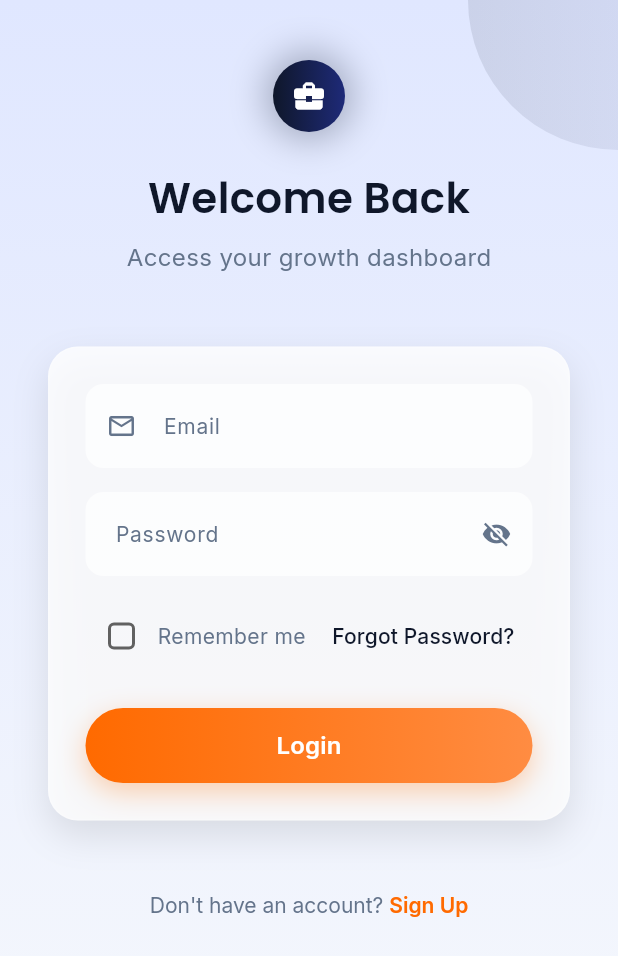
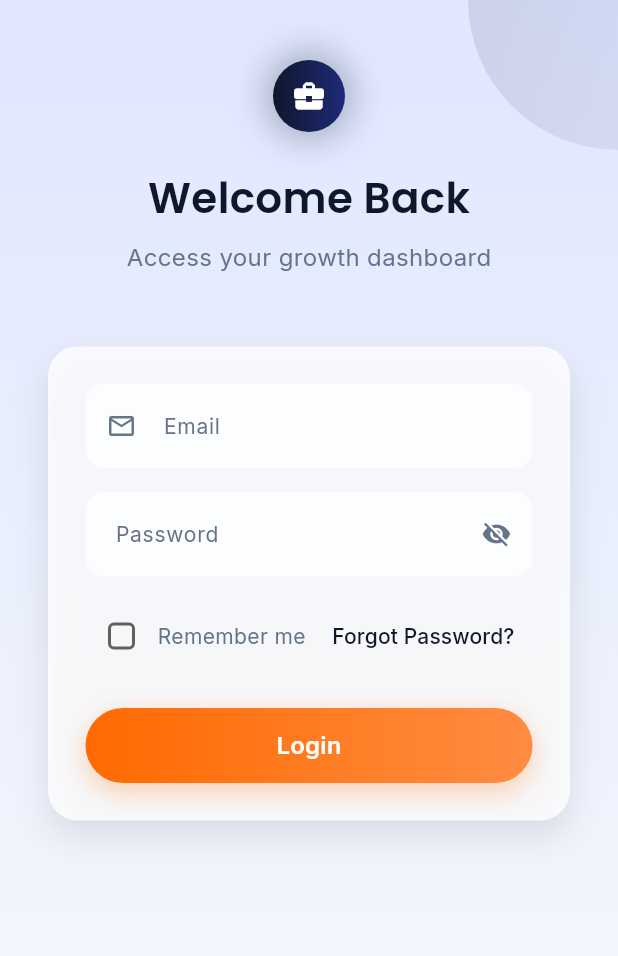
Before and after one commit to Scholar-Mobile-App/hp_mobile_new, a Flutter app: the screen it shows after launch, on a phone screen of 412 x 824 dp. Shown: the top 956 px of the screen. Run offline on Flutter 3.47's test engine with Material 3 defaults, Android fonts, the phone set to English and light mode, and no system bars; our stand-ins replace another_flushbar, firebase_core, firebase_messaging, flutter_local_notifications, google_fonts, shared_preferences; accounts and stored records are empty; statements that could not run were skipped.

Commit message:
fix(ios): enable firebase initialization and add entitlements
Uncomment FirebaseApp.configure() in AppDelegate.swift to ensure proper
Firebase initialization on iOS. Added Runner.entitlements to support
required capabilities. Also commented out the sign up navigation
section in login_screen.dart.

```diff
--- a/lib/screens/login_screen.dart
+++ b/lib/screens/login_screen.dart
@@ -377,32 +377,32 @@ class _LoginScreenState extends State<LoginScreen> {
                       ),
                       const SizedBox(height: 32),
                       // Sign up link
-                      Center(
-                        child: TextButton(
-                          onPressed: () {
-                            // Handle sign up navigation
-                          },
-                          child: RichText(
-                            text: TextSpan(
-                              text: "Don't have an account? ",
-                              style: GoogleFonts.inter(
-                                color: const Color(0xFF64748B),
-                                fontSize: 14,
-                              ),
-                              children: [
-                                TextSpan(
-                                  text: 'Sign Up',
-                                  style: GoogleFonts.inter(
-                                    color: const Color(0xFFFF6A00),
-                                    fontSize: 14,
-                                    fontWeight: FontWeight.w600,
-                                  ),
-                                ),
-                              ],
-                            ),
-                          ),
-                        ),
-                      ),
+                      // Center(
+                      //   child: TextButton(
+                      //     onPressed: () {
+                      //       // Handle sign up navigation
+                      //     },
+                      //     child: RichText(
+                      //       text: TextSpan(
+                      //         text: "Don't have an account? ",
+                      //         style: GoogleFonts.inter(
+                      //           color: const Color(0xFF64748B),
+                      //           fontSize: 14,
+                      //         ),
+                      //         children: [
+                      //           TextSpan(
+                      //             text: 'Sign Up',
+                      //             style: GoogleFonts.inter(
+                      //               color: const Color(0xFFFF6A00),
+                      //               fontSize: 14,
+                      //               fontWeight: FontWeight.w600,
+                      //             ),
+                      //           ),
+                      //         ],
+                      //       ),
+                      //     ),
+                      //   ),
+                      // ),
                     ],
                   ),
                 ),
```
Also changed, not shown: 2 other files.
